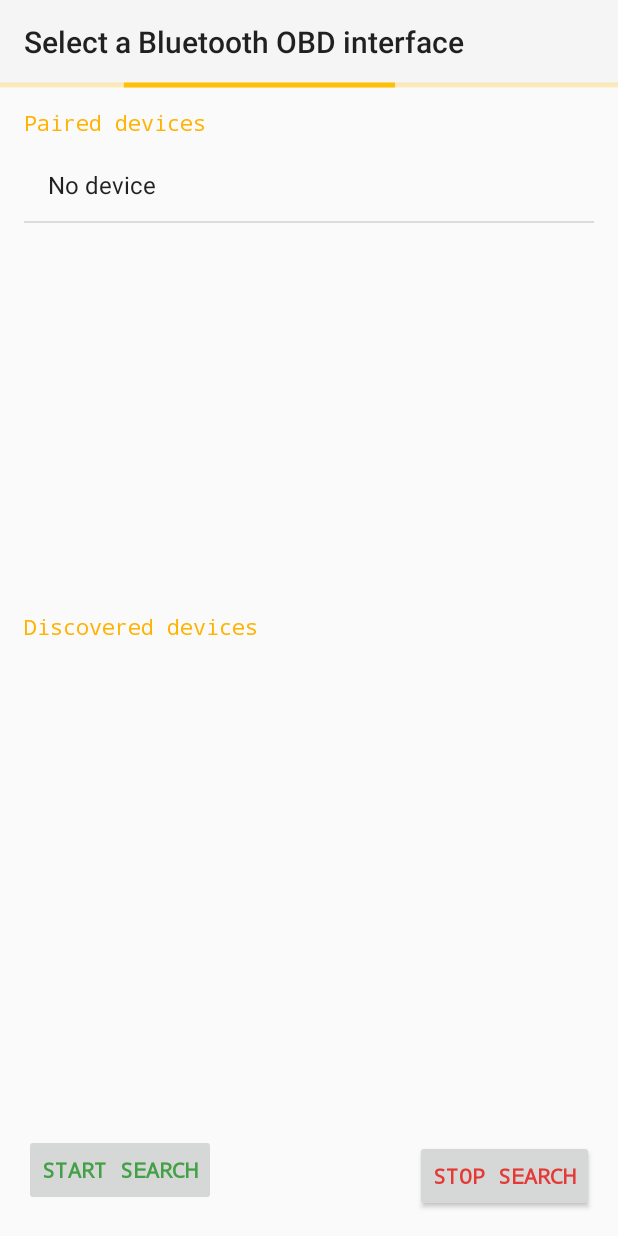
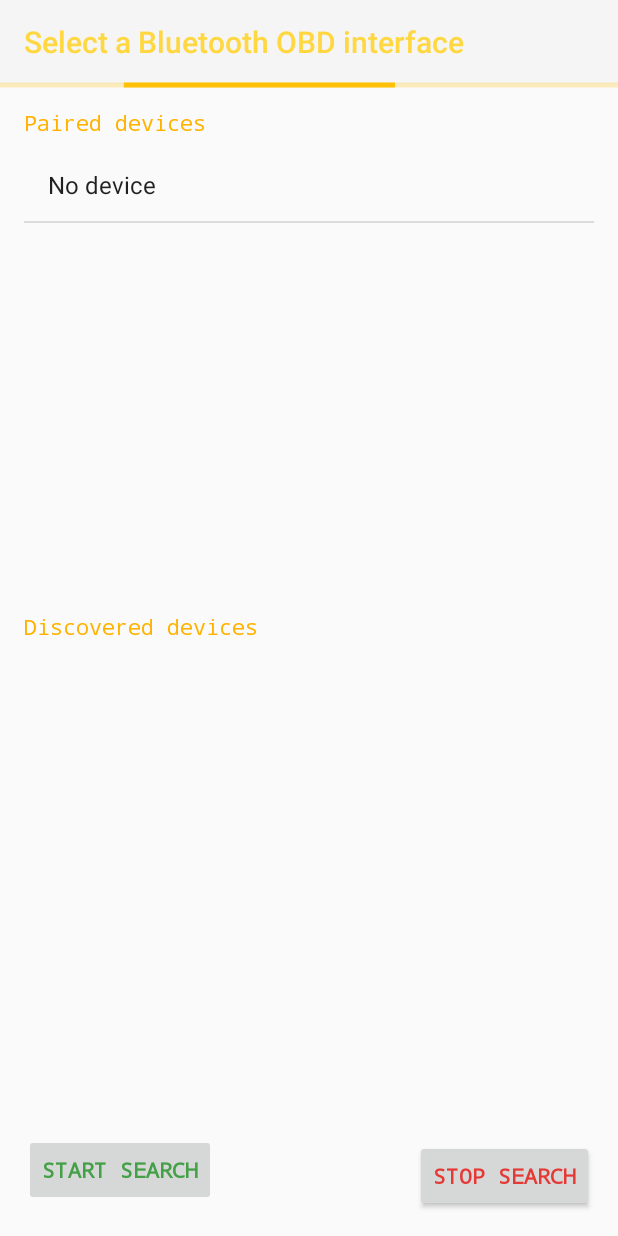
Before and after one commit to F4de78/myOBC, an Android app: the BluetoothActivity screen opened directly, with no data from a screen before it, on a phone screen of 412 x 824 dp. Run offline under Robolectric (Android 15) with nearby library versions, the phone set to English and light mode, and no system bars.

```diff
--- a/app/src/main/res/layout/activity_bluetooth.xml
+++ b/app/src/main/res/layout/activity_bluetooth.xml
@@ -111,7 +111,8 @@
         app:layout_constraintEnd_toEndOf="parent"
         app:layout_constraintStart_toStartOf="parent"
         app:layout_constraintTop_toTopOf="parent"
-        app:title="Select a Bluetooth OBD interface" />
+        app:title="Select a Bluetooth OBD interface"
+        app:titleTextColor="#FFD740" />
 
     <ProgressBar
         android:id="@+id/spinner"
```
Also changed, not shown: app/src/main/java/com/example/myobc/MainActivity.kt (+20 -4 lines).
